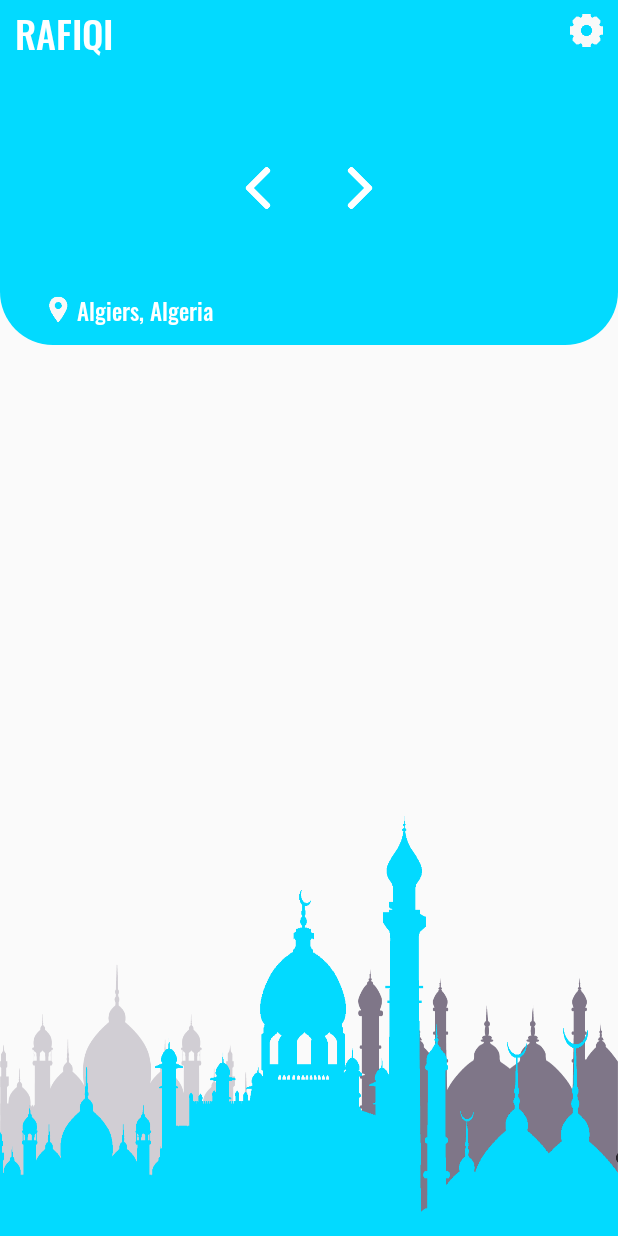
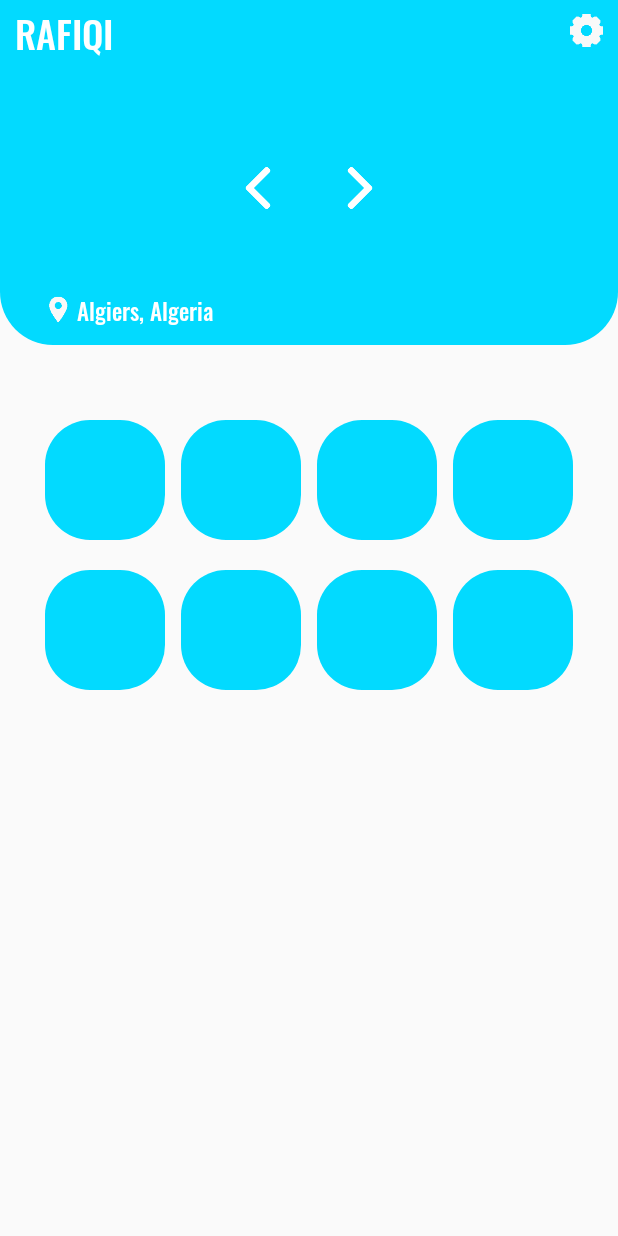
Before and after one commit to dombroks/Rafiqi, an Android app: the layout activity_main.xml on its own in the app's theme, with its tools: preview values and no code run, on a phone screen of 412 x 824 dp. Run offline under Robolectric (Android 15) with nearby library versions, the phone set to English and light mode, and no system bars.

Commit message:
intial commit

```diff
--- /dev/null
+++ b/app/src/main/res/drawable/custom_shape2.xml
@@ -0,0 +1,7 @@
+<?xml version="1.0" encoding="utf-8"?>
+<shape xmlns:android="http://schemas.android.com/apk/res/android">
+    <corners android:radius="30dp" />
+    <solid android:color="@color/colorPrimary" />
+
+
+</shape>
--- a/app/src/main/res/layout/activity_main.xml
+++ b/app/src/main/res/layout/activity_main.xml
@@ -132,34 +132,83 @@
 
 
     <RelativeLayout
-
         android:layout_width="match_parent"
-        android:layout_height="294dp"
-        android:layout_marginTop="20dp"
+        android:layout_height="200dp"
+        android:layout_marginLeft="1dp"
+        android:layout_marginTop="40dp"
+        android:layout_marginRight="1dp"
         android:gravity="center">
 
-        <TextView
-            android:id="@+id/datahi"
-            android:layout_width="match_parent"
-            android:layout_height="match_parent" />
 
-        <ImageView
-            android:id="@+id/Quran"
-            android:layout_width="80dp"
-            android:layout_height="80dp"
-            android:layout_margin="5dp" />
+        <LinearLayout
+            android:layout_width="wrap_content"
+            android:layout_height="wrap_content"
+            android:gravity="center"
+            android:orientation="horizontal">
 
-        <ImageView
-            android:layout_width="80dp"
-            android:layout_height="80dp"
-            android:layout_margin="5dp"
-            android:layout_toEndOf="@id/Quran" />
+
+            <ImageView
+                android:layout_width="80dp"
+                android:layout_height="80dp"
+                android:layout_margin="5dp"
+                android:background="@drawable/custom_shape2" />
+
+            <ImageView
+                android:layout_width="80dp"
+                android:layout_height="80dp"
+                android:layout_margin="5dp"
+                android:background="@drawable/custom_shape2" />
+
+            <ImageView
+                android:layout_width="80dp"
+                android:layout_height="80dp"
+                android:layout_margin="5dp"
+                android:background="@drawable/custom_shape2" />
+
+            <ImageView
+                android:layout_width="80dp"
+                android:layout_height="80dp"
+                android:layout_margin="5dp"
+                android:background="@drawable/custom_shape2" />
+
+        </LinearLayout>
+
+        <LinearLayout
+            android:layout_width="wrap_content"
+            android:layout_height="wrap_content"
+            android:gravity="center"
+            android:orientation="horizontal"
+            android:layout_marginTop="100dp">
+
+
+            <ImageView
+                android:layout_width="80dp"
+                android:layout_height="80dp"
+                android:layout_margin="5dp"
+                android:background="@drawable/custom_shape2" />
+
+            <ImageView
+                android:layout_width="80dp"
+                android:layout_height="80dp"
+                android:layout_margin="5dp"
+                android:background="@drawable/custom_shape2" />
+
+            <ImageView
+                android:layout_width="80dp"
+                android:layout_height="80dp"
+                android:layout_margin="5dp"
+                android:background="@drawable/custom_shape2" />
+
+            <ImageView
+                android:layout_width="80dp"
+                android:layout_height="80dp"
+                android:layout_margin="5dp"
+                android:background="@drawable/custom_shape2" />
+
+        </LinearLayout>
+
+
     </RelativeLayout>
 
-    <ImageView
-        android:layout_width="match_parent"
-        android:layout_height="wrap_content"
-        android:layout_gravity="bottom"
-        android:background="@drawable/bottom" />
 
 </LinearLayout>
```
Also changed, not shown: app/src/main/java/com/dombroks/rafiqi/MainActivity.java (+4 -3 lines), app/src/main/res/drawable/layout_shape.xml (added, +10 -0 lines), app/src/main/res/layout/list_item.xml (added, +33 -0 lines), app/src/main/res/layout/rv_item.xml (deleted, +0 -13 lines).
